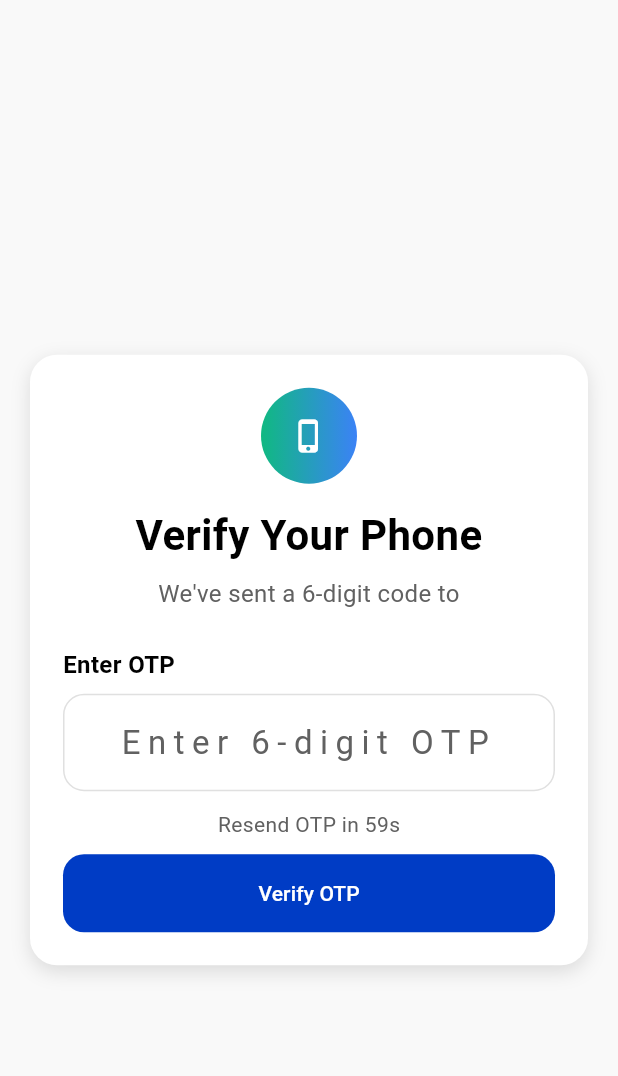
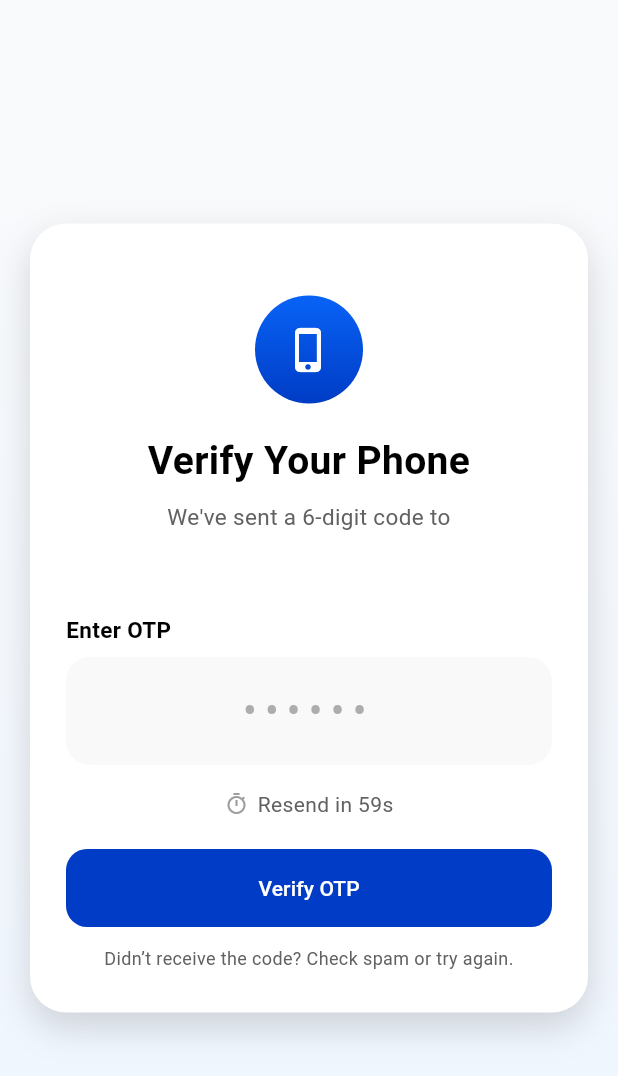
Before and after one commit to Yousuf-dealamaze/gotruk-customer-app, a Flutter app: the OtpVerificationScreen screen opened by its route, on a phone screen of 412 x 824 dp. Shown: the top 1076 px of the screen. Run offline on Flutter 3.47's test engine with Material 3 defaults, Android fonts, the phone set to English and light mode, and no system bars; our stand-ins replace dio, flutter_riverpod, go_router, intl_phone_number_input, shared_preferences, smooth_page_indicator; accounts and stored records are empty; Roboto replaces fonts that are missing (Poppins).

Commit message:
Refactor OTP verification screen layout and improve Snackbar messages for better user feedback

```diff
--- a/lib/screens/auth/otp_verification_screen.dart
+++ b/lib/screens/auth/otp_verification_screen.dart
@@ -115,7 +115,9 @@ class _OtpVerificationScreenState extends ConsumerState<OtpVerificationScreen> {
     if (!mounted) return;
 
     ScaffoldMessenger.of(context).showSnackBar(
-      SnackBar(content: Text(ok ? 'OTP resent successfully' : 'Failed to resend OTP')),
+      SnackBar(
+        content: Text(ok ? 'OTP resent successfully' : 'Failed to resend OTP'),
+      ),
     );
     if (ok) {
       _startTimer();
@@ -139,9 +141,9 @@ class _OtpVerificationScreenState extends ConsumerState<OtpVerificationScreen> {
     if (!mounted) return;
 
     if (!ok) {
-      ScaffoldMessenger.of(
-        context,
-      ).showSnackBar(const SnackBar(content: Text('Invalid OTP. Please try again.')));
+      ScaffoldMessenger.of(context).showSnackBar(
+        const SnackBar(content: Text('Invalid OTP. Please try again.')),
+      );
       return;
     }
 
@@ -210,27 +212,40 @@ class _OtpVerificationScreenState extends ConsumerState<OtpVerificationScreen> {
   }
 
   @override
+  @override
   Widget build(BuildContext context) {
     final authState = ref.watch(authProvider);
+
     return Scaffold(
-      backgroundColor: backgroundColor,
-      appBar: AppBar(backgroundColor: backgroundColor, elevation: 0),
-      body: SafeArea(
+      body: Container(
+        width: double.infinity,
+        height: double.infinity,
+        decoration: const BoxDecoration(
+          gradient: LinearGradient(
+            colors: [Color(0xFFF9FAFB), Color(0xFFEFF6FF)],
+            begin: Alignment.topCenter,
+            end: Alignment.bottomCenter,
+          ),
+        ),
+        child: SafeArea(
           child: Center(
             child: SingleChildScrollView(
               padding: const EdgeInsets.symmetric(horizontal: 20, vertical: 24),
               child: ConstrainedBox(
                 constraints: const BoxConstraints(maxWidth: 460),
                 child: Container(
-                padding: const EdgeInsets.all(22),
+                  padding: const EdgeInsets.symmetric(
+                    horizontal: 24,
+                    vertical: 28,
+                  ),
                   decoration: BoxDecoration(
                     color: cardColor,
-                  borderRadius: BorderRadius.circular(18),
+                    borderRadius: BorderRadius.circular(24),
                     boxShadow: [
                       BoxShadow(
-                      color: shadowColor,
-                      blurRadius: 10,
-                      offset: const Offset(0, 4),
+                        color: shadowColor.withOpacity(0.15),
+                        blurRadius: 20,
+                        offset: const Offset(0, 10),
                       ),
                     ],
                   ),
@@ -239,59 +254,88 @@ class _OtpVerificationScreenState extends ConsumerState<OtpVerificationScreen> {
                     child: Column(
                       crossAxisAlignment: CrossAxisAlignment.stretch,
                       children: [
+                        /// Step Indicator
                         _buildStepIndicator(),
-                      if (_steps.length > 1) const SizedBox(height: 10),
+
+                        if (_steps.length > 1) const SizedBox(height: 12),
+
                         if (_steps.length > 1)
                           Text(
                             'Step ${_currentStep + 1} of ${_steps.length}',
                             textAlign: TextAlign.center,
-                          style: TextStyle(color: greyFont),
+                            style: TextStyle(color: greyFont, fontSize: 14),
                           ),
-                      if (_steps.length > 1) const SizedBox(height: 12),
+
+                        const SizedBox(height: 20),
+
+                        /// Icon
                         Center(
                           child: Container(
-                          width: 64,
-                          height: 64,
-                          decoration: const BoxDecoration(
+                            width: 72,
+                            height: 72,
+                            decoration: BoxDecoration(
                               shape: BoxShape.circle,
-                            gradient: LinearGradient(
-                              colors: [Color(0xFF10B981), Color(0xFF3B82F6)],
-                              begin: Alignment.centerLeft,
-                              end: Alignment.centerRight,
-                            ),
+                              gradient: AppGradients.gradientPrimary,
                             ),
                             child: Icon(
-                            _isPhoneType ? Icons.phone_iphone : Icons.email_outlined,
+                              _isPhoneType
+                                  ? Icons.phone_iphone
+                                  : Icons.email_outlined,
                               color: Colors.white,
+                              size: 32,
                             ),
                           ),
                         ),
-                      const SizedBox(height: 14),
+
+                        const SizedBox(height: 20),
+
+                        /// Title
                         Text(
                           'Verify Your $_label',
                           textAlign: TextAlign.center,
                           style: TextStyle(
                             color: fontBlack,
                             fontWeight: FontWeight.w700,
-                          fontSize: 28,
+                            fontSize: 26,
                           ),
                         ),
+
                         const SizedBox(height: 8),
+
+                        /// Subtitle
                         Text(
-                        "We've sent a 6-digit code to $_targetValue",
+                          "We've sent a 6-digit code to",
                           textAlign: TextAlign.center,
-                        style: TextStyle(color: greyFont, fontSize: 16),
+                          style: TextStyle(color: greyFont, fontSize: 15),
                         ),
-                      const SizedBox(height: 24),
+
+                        const SizedBox(height: 4),
+
+                        Text(
+                          _targetValue,
+                          textAlign: TextAlign.center,
+                          style: TextStyle(
+                            color: primaryColor,
+                            fontSize: 15,
+                            fontWeight: FontWeight.w600,
+                          ),
+                        ),
+
+                        const SizedBox(height: 28),
+
+                        /// OTP Label
                         Text(
                           'Enter OTP',
                           style: TextStyle(
                             color: fontBlack,
                             fontWeight: FontWeight.w600,
-                          fontSize: 16,
+                            fontSize: 15,
                           ),
                         ),
+
                         const SizedBox(height: 8),
+
+                        /// OTP Field
                         TextFormField(
                           controller: _otpController,
                           keyboardType: TextInputType.number,
@@ -299,45 +343,63 @@ class _OtpVerificationScreenState extends ConsumerState<OtpVerificationScreen> {
                           textAlign: TextAlign.center,
                           style: TextStyle(
                             color: fontBlack,
-                          fontSize: 22,
-                          letterSpacing: 5,
+                            fontSize: 24,
+                            fontWeight: FontWeight.w600,
+                            letterSpacing: 6,
                           ),
                           decoration: InputDecoration(
                             counterText: '',
-                          hintText: 'Enter 6-digit OTP',
-                          hintStyle: TextStyle(color: greyFont),
+                            hintText: '••••••',
+                            hintStyle: TextStyle(
+                              color: greyFont.withOpacity(0.5),
+                              letterSpacing: 6,
+                            ),
                             filled: true,
-                          fillColor: cardColor,
+                            fillColor: backgroundColor,
                             contentPadding: const EdgeInsets.symmetric(
-                            horizontal: 16,
-                            vertical: 16,
+                              vertical: 18,
                             ),
                             border: OutlineInputBorder(
-                            borderRadius: BorderRadius.circular(14),
-                            borderSide: BorderSide(color: shadowColor),
-                          ),
-                          enabledBorder: OutlineInputBorder(
-                            borderRadius: BorderRadius.circular(14),
-                            borderSide: BorderSide(color: shadowColor),
+                              borderRadius: BorderRadius.circular(16),
+                              borderSide: BorderSide.none,
                             ),
                             focusedBorder: OutlineInputBorder(
-                            borderRadius: BorderRadius.circular(14),
-                            borderSide: BorderSide(color: primaryColor, width: 1.5),
+                              borderRadius: BorderRadius.circular(16),
+                              borderSide: BorderSide(
+                                color: primaryColor,
+                                width: 1.5,
+                              ),
                             ),
                           ),
                           validator: (value) {
                             final otp = value?.trim() ?? '';
                             if (otp.isEmpty) return 'OTP is required';
-                          if (otp.length != 6) return 'Enter a valid 6-digit OTP';
+                            if (otp.length != 6) {
+                              return 'Enter a valid 6-digit OTP';
+                            }
                             return null;
                           },
                         ),
-                      const SizedBox(height: 12),
+
+                        const SizedBox(height: 16),
+
+                        /// Timer / Resend
                         Center(
                           child: _secondsLeft > 0
-                            ? Text(
-                                'Resend OTP in ${_secondsLeft}s',
+                              ? Row(
+                                  mainAxisAlignment: MainAxisAlignment.center,
+                                  children: [
+                                    const Icon(
+                                      Icons.timer_outlined,
+                                      size: 16,
+                                      color: Colors.grey,
+                                    ),
+                                    const SizedBox(width: 6),
+                                    Text(
+                                      'Resend in ${_secondsLeft}s',
                                       style: TextStyle(color: greyFont),
+                                    ),
+                                  ],
                                 )
                               : TextButton(
                                   onPressed: _resendOtp,
@@ -350,13 +412,26 @@ class _OtpVerificationScreenState extends ConsumerState<OtpVerificationScreen> {
                                   ),
                                 ),
                         ),
-                      const SizedBox(height: 10),
+
+                        const SizedBox(height: 20),
+
+                        /// Button
                         AppButton(
                           text: _isLastStep ? 'Verify OTP' : 'Verify & Next',
                           isLoading: authState.isLoadingPhone,
                           onPressed: _verifyOtp,
                         ),
+
+                        const SizedBox(height: 12),
+
+                        /// Footer
+                        Text(
+                          'Didn’t receive the code? Check spam or try again.',
+                          textAlign: TextAlign.center,
+                          style: TextStyle(color: greyFont, fontSize: 12),
+                        ),
                       ],
+                    ),
                   ),
                 ),
               ),
```
Lines whose indentation alone changed are shown as unchanged.
